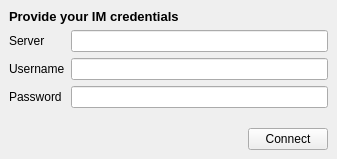
The window that CommunicationModule/CommunicationUI/ui/LoginWidget.ui (realXtend/tundra) describes before a commit, drawn with Qt 5.
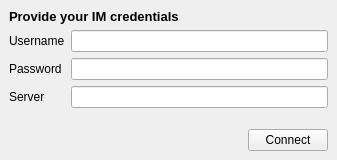
The same window after the commit.

Commit message: Comms ui * ui updates * crash fix on video session close in the ui side

Patch:
```diff
--- a/CommunicationModule/CommunicationUI/ui/LoginWidget.ui
+++ b/CommunicationModule/CommunicationUI/ui/LoginWidget.ui
@@ -7,7 +7,7 @@
     <x>0</x>
     <y>0</y>
     <width>337</width>
-    <height>159</height>
+    <height>160</height>
    </rect>
   </property>
   <property name="windowTitle">
@@ -47,16 +47,6 @@
         </item>
         <item>
          <layout class="QFormLayout" name="formLayout">
-          <item row="0" column="0">
-           <widget class="QLabel" name="serverLabel">
-            <property name="text">
-             <string>Server</string>
-            </property>
-           </widget>
-          </item>
-          <item row="0" column="1">
-           <widget class="QLineEdit" name="serverLineEdit"/>
-          </item>
           <item row="1" column="0">
            <widget class="QLabel" name="usernameLabel">
             <property name="text">
@@ -84,6 +74,16 @@
             </property>
            </widget>
           </item>
+          <item row="3" column="1">
+           <widget class="QLineEdit" name="serverLineEdit"/>
+          </item>
+          <item row="3" column="0">
+           <widget class="QLabel" name="serverLabel">
+            <property name="text">
+             <string>Server</string>
+            </property>
+           </widget>
+          </item>
          </layout>
         </item>
         <item>
```
Left out of the diff: 2 changed lines with no effect on the pictures. The commit also changes 4 other files.
